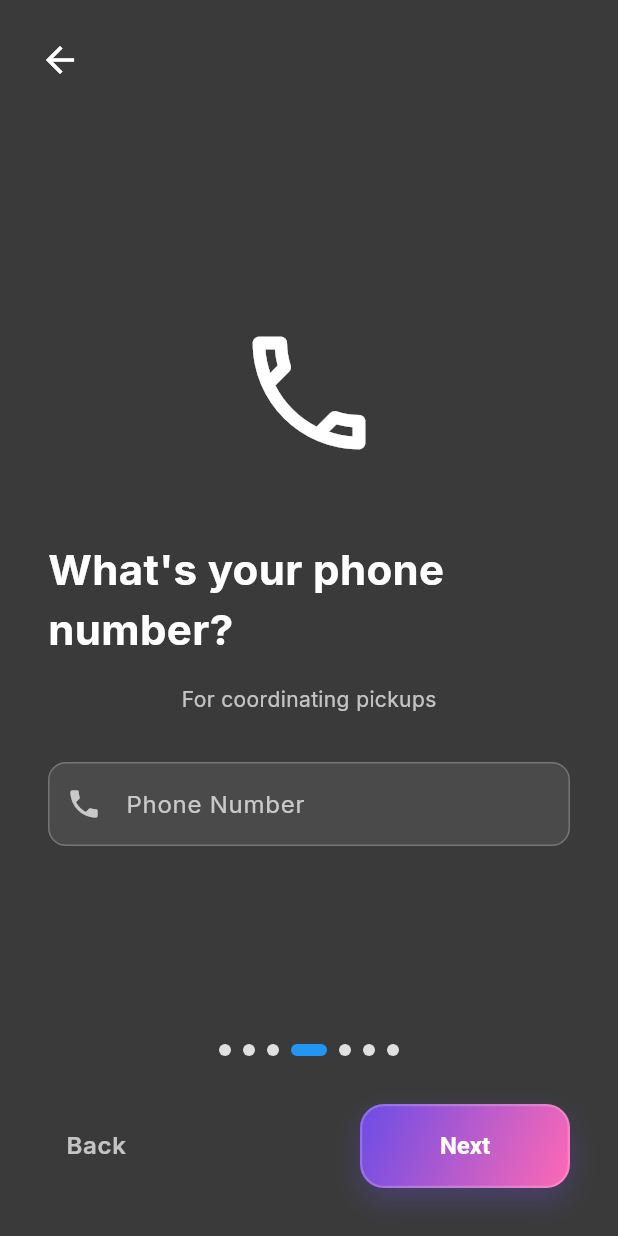
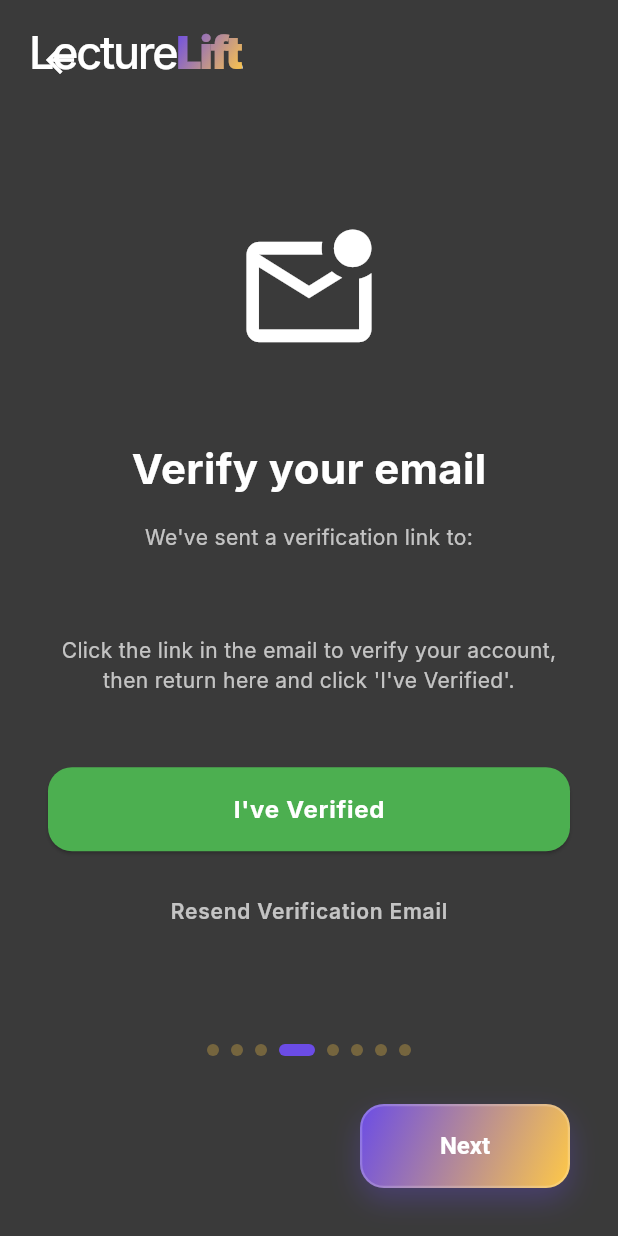
Before and after one commit to BaylaPatin/LectureLift, a Flutter app: the OnboardingScreen screen opened directly, swiped to page 4, on a phone screen of 412 x 824 dp. Run offline on Flutter 3.47's test engine with Material 3 defaults, Android fonts, the phone set to English and light mode, and no system bars; our stand-ins replace cloud_firestore, file_picker, firebase_auth, firebase_core, geolocator, google_fonts and 5 more; missing offline and left inert: excel, flutter_polyline_points, icalendar_parser; accounts and stored records are empty.

Commit message:
Update to styling

```diff
--- a/lecture_lift/lib/screens/onboarding_screen.dart
+++ b/lecture_lift/lib/screens/onboarding_screen.dart
@@ -1,12 +1,14 @@
 import 'package:flutter/material.dart';
 import '../services/database_service.dart';
 import '../services/auth_state.dart';
+import '../services/auth_service.dart';
 import '../services/location_service.dart';
 import '../widgets/onboarding_pages/index.dart';
 import 'package:cloud_firestore/cloud_firestore.dart';
 import 'map_screen.dart';
 import '../theme/app_theme.dart';
 import '../widgets/glass_gradient_button.dart';
+import '../widgets/lecture_lift_logo.dart';
 
 class OnboardingScreen extends StatefulWidget {
   final String? userId;
@@ -23,6 +25,7 @@ class OnboardingScreen extends StatefulWidget {
 class _OnboardingScreenState extends State<OnboardingScreen> {
   final PageController _pageController = PageController();
   final DatabaseService _dbService = DatabaseService();
+  final AuthService _authService = AuthService();
 
   int _currentPage = 0;
   bool _isSaving = false;
@@ -50,7 +53,10 @@ class _OnboardingScreenState extends State<OnboardingScreen> {
   Widget build(BuildContext context) {
     return Scaffold(
       backgroundColor: AppTheme.darkBackground,
-      body: SafeArea(
+      body: Stack(
+        children: [
+          // Main onboarding content
+          SafeArea(
             child: Stack(
               children: [
                 Column(
@@ -94,11 +100,14 @@ class _OnboardingScreenState extends State<OnboardingScreen> {
                         confirmPasswordController: _confirmPasswordController,
                         onPasswordChanged: () => setState(() {}),
                       ),
-                      PhoneInputPage( // Index 3
+                      EmailVerificationPage( // Index 3
+                        email: _emailController.text.trim(),
+                      ),
+                      PhoneInputPage( // Index 4
                         phoneController: _phoneController,
                         onPhoneChanged: () => setState(() {}),
                       ),
-                      RoleSelectionPage( // Index 4
+                      RoleSelectionPage( // Index 5
                         userRole: _userRole,
                         onRoleSelected: (role) {
                           setState(() {
@@ -106,7 +115,7 @@ class _OnboardingScreenState extends State<OnboardingScreen> {
                           });
                         },
                       ),
-                      LocationPermissionPage( // Index 5
+                      LocationPermissionPage( // Index 6
                         onPermissionGranted: () async {
                           // Save location to Firestore when permission is granted
                           final userId = _emailController.text.trim();
@@ -125,7 +134,7 @@ class _OnboardingScreenState extends State<OnboardingScreen> {
                           );
                         },
                       ),
-                      CompletePage( // Index 6
+                      CompletePage( // Index 7
                         userName: _nameController.text.trim(),
                         userRole: _userRole,
                       ),
@@ -137,7 +146,7 @@ class _OnboardingScreenState extends State<OnboardingScreen> {
                 Row(
                   mainAxisAlignment: MainAxisAlignment.center,
                   children: List.generate(
-                    7,
+                    8, // Updated to 8 pages
                     (index) => _buildIndicator(index == _currentPage),
                   ),
                 ),
@@ -151,7 +160,7 @@ class _OnboardingScreenState extends State<OnboardingScreen> {
                     mainAxisAlignment: MainAxisAlignment.spaceBetween,
                     children: [
                       // Back button
-                      if (_currentPage > 0 && _currentPage < 7)
+                      if (_currentPage > 0 && _currentPage < 8 && _currentPage != 3) // Hide back button on verification page
                         TextButton(
                           onPressed: _isSaving ? null : _previousPage,
                           child: const Text(
@@ -205,6 +214,19 @@ class _OnboardingScreenState extends State<OnboardingScreen> {
           ],
         ),
       ),
+
+      // Logo in top left corner
+      SafeArea(
+        child: Padding(
+          padding: const EdgeInsets.all(20.0),
+          child: Align(
+            alignment: Alignment.topLeft,
+            child: LectureLiftLogo(height: 60),
+          ),
+        ),
+      ),
+    ],
+  ),
     );
   }
 
@@ -215,46 +237,98 @@ class _OnboardingScreenState extends State<OnboardingScreen> {
       height: 8,
       width: isActive ? 24 : 8,
       decoration: BoxDecoration(
-        color: isActive ? Colors.blue : Colors.grey.shade300,
+        color: isActive ? AppTheme.primaryPurple : AppTheme.primaryYellow.withOpacity(0.3),
         borderRadius: BorderRadius.circular(4),
       ),
     );
   }
 
-  bool get _isLastPage => _currentPage == 6;
+  bool get _isLastPage => _currentPage == 7; // Updated to 7 (0-indexed)
 
   bool _canProceed() {
     switch (_currentPage) {
       case 0:
         return _nameController.text.trim().isNotEmpty; // Name
       case 1:
-        return _emailController.text.trim().isNotEmpty &&
-               _emailController.text.contains('@'); // Email
+        return AuthService.isValidLSUEmail(_emailController.text); // LSU Email validation
       case 2:
         return _passwordController.text.length >= 6 &&
                _passwordController.text == _confirmPasswordController.text; // Password
       case 3:
+        return false; // Email Verification (handled by page itself)
+      case 4:
         final digitsOnly = _phoneController.text.replaceAll(RegExp(r'[^0-9]'), '');
         return digitsOnly.length == 10; // Phone
-      case 4:
+      case 5:
         return _userRole.isNotEmpty; // Role
-      case 5:
+      case 6:
         return true; // Location Permission (can skip)
-      case 6:
+      case 7:
         return true; // Complete Screen
       default:
         return false;
     }
   }
 
-  void _nextPage() {
-    if (_canProceed()) {
+  Future<void> _nextPage() async {
+    if (!_canProceed()) return;
+
+    // If moving from password page (2) to verification page (3), create account first
+    if (_currentPage == 2) {
+      setState(() {
+        _isSaving = true;
+      });
+
+      try {
+        // Create Firebase account
+        await _authService.signUpWithEmail(
+          _emailController.text.trim(),
+          _passwordController.text,
+        );
+
+        // Send verification email
+        await _authService.sendEmailVerification();
+
+        if (!mounted) return;
+
+        // Move to verification page
+        _pageController.nextPage(
+          duration: const Duration(milliseconds: 300),
+          curve: Curves.easeInOut,
+        );
+      } catch (e) {
+        if (!mounted) return;
+
+        // Show error dialog
+        showDialog(
+          context: context,
+          builder: (context) => AlertDialog(
+            title: const Text('Signup Error'),
+            content: Text(e.toString().replaceAll('Exception: ', '')),
+            actions: [
+              TextButton(
+                onPressed: () => Navigator.pop(context),
+                child: const Text('OK'),
+              ),
+            ],
+          ),
+        );
+      } finally {
+        if (mounted) {
+          setState(() {
+            _isSaving = false;
+          });
+        }
+      }
+    } else {
+      // For all other pages, just move to next page
       _pageController.nextPage(
         duration: const Duration(milliseconds: 300),
         curve: Curves.easeInOut,
       );
     }
   }
+
 
   void _previousPage() {
     _pageController.previousPage(
--- a/lecture_lift/lib/services/auth_service.dart
+++ b/lecture_lift/lib/services/auth_service.dart
@@ -5,4 +5,54 @@ class AuthService {
 
   // Get current user
   User? get currentUser => _auth.currentUser;
+
+  // Sign up with email and password
+  Future<UserCredential> signUpWithEmail(String email, String password) async {
+    try {
+      final userCredential = await _auth.createUserWithEmailAndPassword(
+        email: email,
+        password: password,
+      );
+      return userCredential;
+    } on FirebaseAuthException catch (e) {
+      switch (e.code) {
+        case 'email-already-in-use':
+          throw Exception('This email is already registered. Please sign in instead.');
+        case 'invalid-email':
+          throw Exception('Invalid email address.');
+        case 'weak-password':
+          throw Exception('Password is too weak. Please use a stronger password.');
+        default:
+          throw Exception('Signup failed: ${e.message}');
+      }
+    }
+  }
+
+  // Send email verification
+  Future<void> sendEmailVerification() async {
+    try {
+      final user = _auth.currentUser;
+      if (user != null && !user.emailVerified) {
+        await user.sendEmailVerification();
+      }
+    } catch (e) {
+      throw Exception('Failed to send verification email: $e');
+    }
+  }
+
+  // Check if email is verified
+  Future<bool> isEmailVerified() async {
+    await _auth.currentUser?.reload();
+    return _auth.currentUser?.emailVerified ?? false;
+  }
+
+  // Sign out
+  Future<void> signOut() async {
+    await _auth.signOut();
+  }
+
+  // Validate LSU email domain
+  static bool isValidLSUEmail(String email) {
+    return email.trim().toLowerCase().endsWith('@lsu.edu');
+  }
 }
--- a/lecture_lift/lib/theme/app_theme.dart
+++ b/lecture_lift/lib/theme/app_theme.dart
@@ -38,13 +38,20 @@ class AppTheme {
   );
 
   static const LinearGradient purpleGradient = LinearGradient(
-    colors: [primaryPurple, primaryPink],
+    colors: [primaryPurple, primaryYellow], // Updated to LSU Purple & Gold
     begin: Alignment.topLeft,
     end: Alignment.bottomRight,
   );
 
   static const LinearGradient yellowGradient = LinearGradient(
-    colors: [primaryYellow, primaryPink],
+    colors: [primaryYellow, primaryPurple], // Reverse LSU Gradient
+    begin: Alignment.topLeft,
+    end: Alignment.bottomRight,
+  );
+
+  // LSU Theme Gradient - Purple to Gold
+  static const LinearGradient lsuGradient = LinearGradient(
+    colors: [primaryPurple, primaryYellow],
     begin: Alignment.topLeft,
     end: Alignment.bottomRight,
   );
--- /dev/null
+++ b/lecture_lift/lib/widgets/lecture_lift_logo.dart
@@ -0,0 +1,56 @@
+import 'package:flutter/material.dart';
+import '../theme/app_theme.dart';
+
+class LectureLiftLogo extends StatelessWidget {
+  final double height;
+
+  const LectureLiftLogo({
+    super.key,
+    this.height = 40,
+  });
+
+  @override
+  Widget build(BuildContext context) {
+    return Container(
+      decoration: const BoxDecoration(
+        border: Border(), // Explicitly no border
+      ),
+      child: Column(
+        mainAxisSize: MainAxisSize.min,
+        children: [
+          Row(
+            mainAxisSize: MainAxisSize.min,
+            crossAxisAlignment: CrossAxisAlignment.end, // Align baselines
+            children: [
+              Text(
+                'Lecture',
+                style: TextStyle(
+                  fontSize: height * 0.5,
+                  fontWeight: FontWeight.w500, // Medium weight
+                  letterSpacing: -1.5,
+                  color: Colors.white,
+                  height: 1.0,
+                ),
+              ),
+              ShaderMask(
+                shaderCallback: (bounds) => AppTheme.lsuGradient.createShader(
+                  Rect.fromLTWH(0, 0, bounds.width, bounds.height),
+                ),
+                child: Text(
+                  'Lift',
+                  style: TextStyle(
+                    fontSize: height * 0.5,
+                    fontWeight: FontWeight.w900, // Extra Bold/Black weight
+                    letterSpacing: -1.5,
+                    color: Colors.white, // Required for ShaderMask
+                    height: 1.0,
+                  ),
+                ),
+              ),
+            ],
+          ),
+        ],
+      ),
+    );
+  }
+}
--- /dev/null
+++ b/lecture_lift/lib/widgets/onboarding_pages/email_verification_page.dart
@@ -0,0 +1,222 @@
+import 'package:flutter/material.dart';
+import '../../services/auth_service.dart';
+import 'dart:async';
+
+class EmailVerificationPage extends StatefulWidget {
+  final String email;
+
+  const EmailVerificationPage({
+    super.key,
+    required this.email,
+  });
+
+  @override
+  State<EmailVerificationPage> createState() => _EmailVerificationPageState();
+}
+
+class _EmailVerificationPageState extends State<EmailVerificationPage> {
+  final AuthService _authService = AuthService();
+  bool _isChecking = false;
+  bool _canResend = true;
+  int _resendCooldown = 0;
+  Timer? _cooldownTimer;
+
+  @override
+  void dispose() {
+    _cooldownTimer?.cancel();
+    super.dispose();
+  }
+
+  Future<void> _checkVerification() async {
+    setState(() {
+      _isChecking = true;
+    });
+
+    try {
+      final isVerified = await _authService.isEmailVerified();
+
+      if (!mounted) return;
+
+      if (isVerified) {
+        // Show success message
+        ScaffoldMessenger.of(context).showSnackBar(
+          const SnackBar(
+            content: Text('Email verified successfully!'),
+            backgroundColor: Colors.green,
+          ),
+        );
+        // Signal to parent that verification is complete
+        Navigator.of(context).pop(true);
+      } else {
+        // Not verified yet
+        ScaffoldMessenger.of(context).showSnackBar(
+          const SnackBar(
+            content: Text('Email not verified yet. Please check your inbox.'),
+            backgroundColor: Colors.orange,
+          ),
+        );
+      }
+    } catch (e) {
+      if (!mounted) return;
+      ScaffoldMessenger.of(context).showSnackBar(
+        SnackBar(
+          content: Text('Error checking verification: $e'),
+          backgroundColor: Colors.red,
+        ),
+      );
+    } finally {
+      if (mounted) {
+        setState(() {
+          _isChecking = false;
+        });
+      }
+    }
+  }
+
+  Future<void> _resendVerificationEmail() async {
+    if (!_canResend) return;
+
+    try {
+      await _authService.sendEmailVerification();
+
+      if (!mounted) return;
+
+      ScaffoldMessenger.of(context).showSnackBar(
+        const SnackBar(
+          content: Text('Verification email sent!'),
+          backgroundColor: Colors.green,
+        ),
+      );
+
+      // Start cooldown (60 seconds)
+      setState(() {
+        _canResend = false;
+        _resendCooldown = 60;
+      });
+
+      _cooldownTimer = Timer.periodic(const Duration(seconds: 1), (timer) {
+        if (_resendCooldown > 0) {
+          setState(() {
+            _resendCooldown--;
+          });
+        } else {
+          setState(() {
+            _canResend = true;
+          });
+          timer.cancel();
+        }
+      });
+    } catch (e) {
+      if (!mounted) return;
+      ScaffoldMessenger.of(context).showSnackBar(
+        SnackBar(
+          content: Text('Failed to send email: $e'),
+          backgroundColor: Colors.red,
+        ),
+      );
+    }
+  }
+
+  @override
+  Widget build(BuildContext context) {
+    return Padding(
+      padding: const EdgeInsets.all(32.0),
+      child: Column(
+        mainAxisAlignment: MainAxisAlignment.center,
+        children: [
+          const Icon(
+            Icons.mark_email_unread_outlined,
+            size: 100,
+            color: Colors.white,
+          ),
+          const SizedBox(height: 48),
+          const Text(
+            "Verify your email",
+            style: TextStyle(
+              fontSize: 28,
+              fontWeight: FontWeight.bold,
+              color: Colors.white,
+            ),
+          ),
+          const SizedBox(height: 16),
+          Text(
+            "We've sent a verification link to:",
+            style: const TextStyle(
+              fontSize: 14,
+              color: Colors.white70,
+            ),
+            textAlign: TextAlign.center,
+          ),
+          const SizedBox(height: 8),
+          Text(
+            widget.email,
+            style: const TextStyle(
+              fontSize: 16,
+              fontWeight: FontWeight.bold,
+              color: Colors.white,
+            ),
+            textAlign: TextAlign.center,
+          ),
+          const SizedBox(height: 24),
+          const Text(
+            "Click the link in the email to verify your account, then return here and click 'I've Verified'.",
+            style: TextStyle(
+              fontSize: 14,
+              color: Colors.white70,
+            ),
+            textAlign: TextAlign.center,
+          ),
+          const SizedBox(height: 48),
+
+          // Check Verification Button
+          SizedBox(
+            width: double.infinity,
+            height: 56,
+            child: ElevatedButton(
+              onPressed: _isChecking ? null : _checkVerification,
+              style: ElevatedButton.styleFrom(
+                backgroundColor: Colors.green,
+                shape: RoundedRectangleBorder(
+                  borderRadius: BorderRadius.circular(16),
+                ),
+              ),
+              child: _isChecking
+                  ? const SizedBox(
+                      width: 20,
+                      height: 20,
+                      child: CircularProgressIndicator(
+                        strokeWidth: 2,
+                        valueColor: AlwaysStoppedAnimation<Color>(Colors.white),
+                      ),
+                    )
+                  : const Text(
+                      "I've Verified",
+                      style: TextStyle(
+                        fontSize: 16,
+                        fontWeight: FontWeight.bold,
+                        color: Colors.white,
+                      ),
+                    ),
+            ),
+          ),
+
+          const SizedBox(height: 16),
+
+          // Resend Email Button
+          TextButton(
+            onPressed: _canResend ? _resendVerificationEmail : null,
+            child: Text(
+              _canResend
+                  ? "Resend Verification Email"
+                  : "Resend in ${_resendCooldown}s",
+              style: TextStyle(
+                fontSize: 14,
+                color: _canResend ? Colors.white70 : Colors.white38,
+              ),
+            ),
+          ),
+        ],
+      ),
+    );
+  }
+}
--- a/lecture_lift/lib/widgets/onboarding_pages/index.dart
+++ b/lecture_lift/lib/widgets/onboarding_pages/index.dart
@@ -1,5 +1,6 @@
 export 'complete_page.dart';
 export 'email_input_page.dart';
+export 'email_verification_page.dart';
 export 'location_permission_page.dart';
 export 'name_input_page.dart';
 export 'password_input_page.dart';
```
Also changed, not shown: lecture_lift/lib/main.dart (+11 -0 lines), lecture_lift/lib/screens/welcome_screen.dart (+16 -43 lines), lecture_lift/lib/widgets/onboarding_pages/email_input_page.dart (+61 -4 lines), lecture_lift/assets/logo.png (added). Lines whose indentation alone changed are shown as unchanged.
